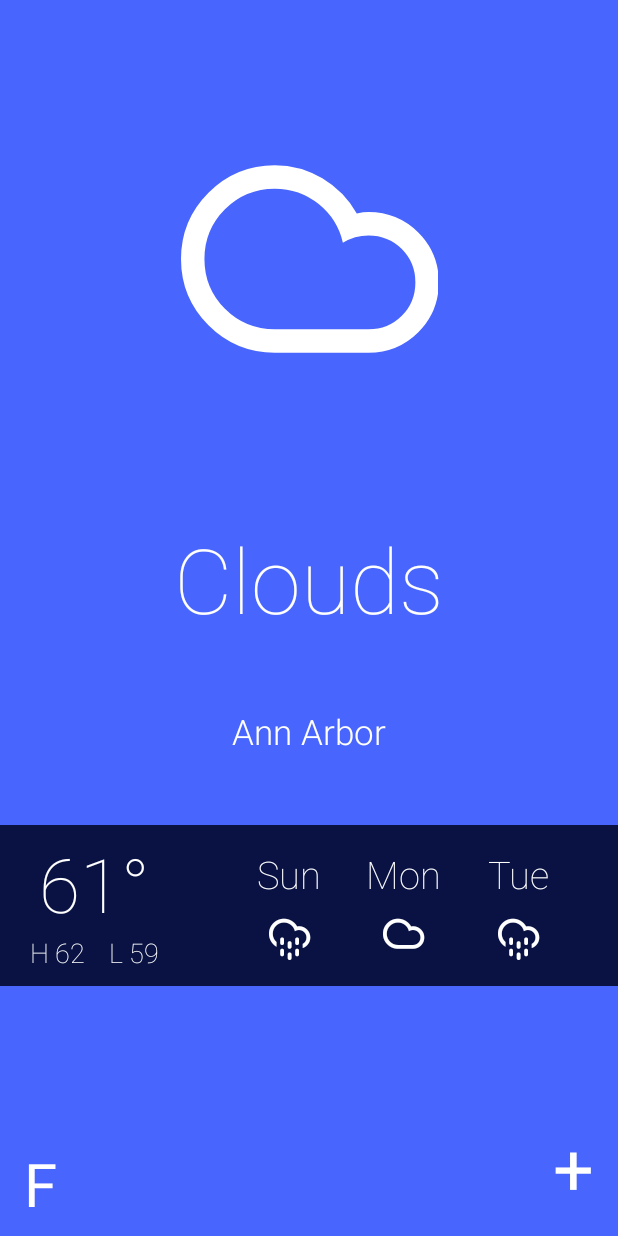
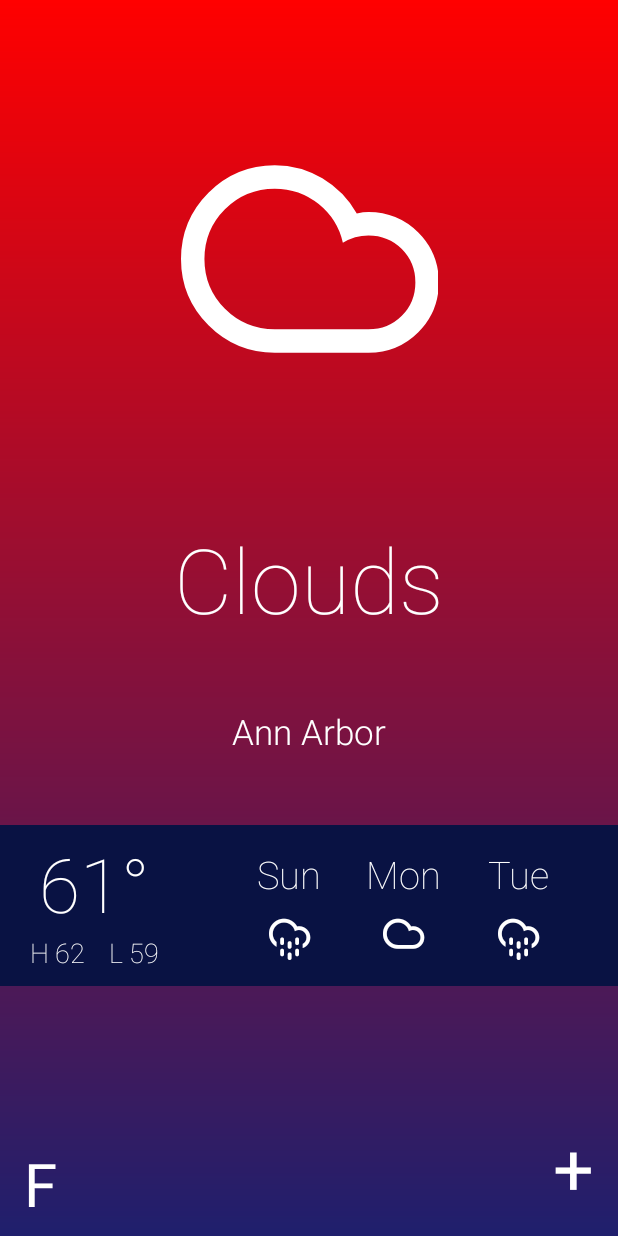
Before and after one commit to Luna-Jia/Android_Weather_App, an Android app: the layout single.xml on its own in the app's theme, with its tools: preview values and no code run, on a phone screen of 412 x 824 dp. Run offline under Robolectric (Android 15) with nearby library versions, the phone set to English and light mode, and no system bars.

Commit message:
Update background color based on temperature/weather

```diff
--- /dev/null
+++ b/A13Pager/app/src/main/res/drawable/gradient_background.xml
@@ -0,0 +1,8 @@
+<?xml version="1.0" encoding="utf-8"?>
+<shape xmlns:android="http://schemas.android.com/apk/res/android">
+    <gradient
+        android:angle="90"
+        android:endColor="#FF0000"
+        android:startColor="#1F1F6D"
+        android:type="linear" />
+</shape>
--- a/A13Pager/app/src/main/res/layout/single.xml
+++ b/A13Pager/app/src/main/res/layout/single.xml
@@ -1,10 +1,11 @@
-<androidx.constraintlayout.widget.ConstraintLayout xmlns:android="http://schemas.android.com/apk/res/android"
+<androidx.constraintlayout.widget.ConstraintLayout
+    xmlns:android="http://schemas.android.com/apk/res/android"
     xmlns:app="http://schemas.android.com/apk/res-auto"
     xmlns:tools="http://schemas.android.com/tools"
     android:id="@+id/relativeLayout"
     android:layout_width="match_parent"
     android:layout_height="match_parent"
-    android:background="#4865FE">
+    android:background="@drawable/gradient_background">
 
 
     <!-- Today's weather icon. Weather Icon using the Climacons font -->
```
Also changed, not shown: A13Pager/app/src/main/java/com/example/a13pager/MyViewPager2Adapter.java (+22 -4 lines).
